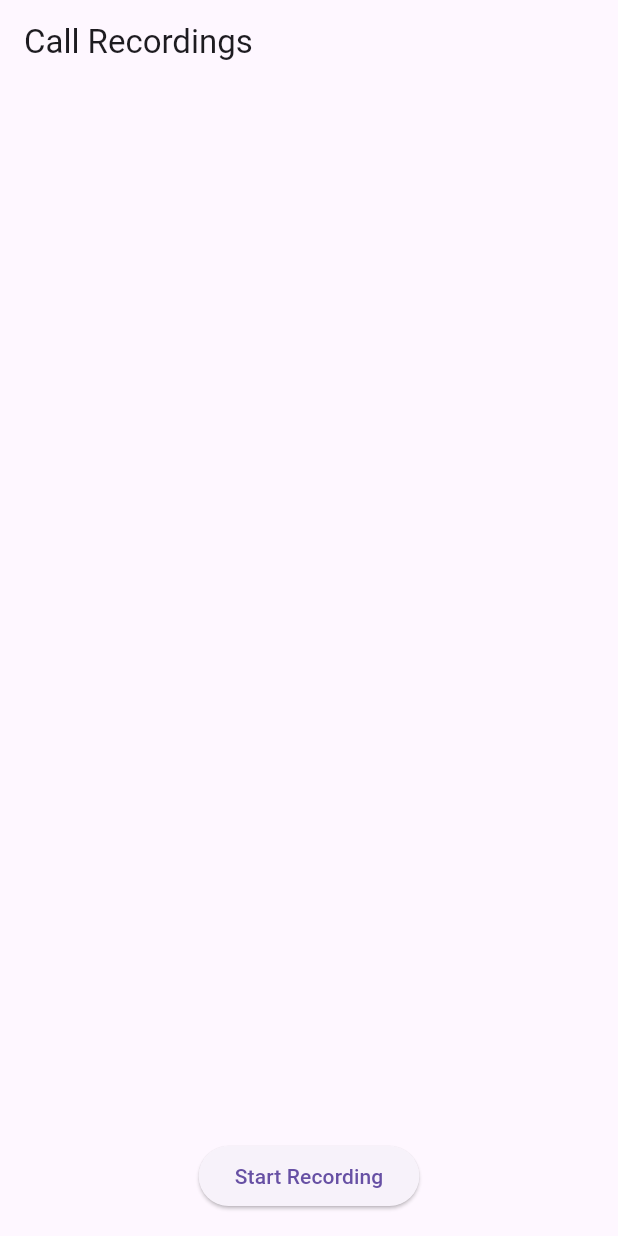
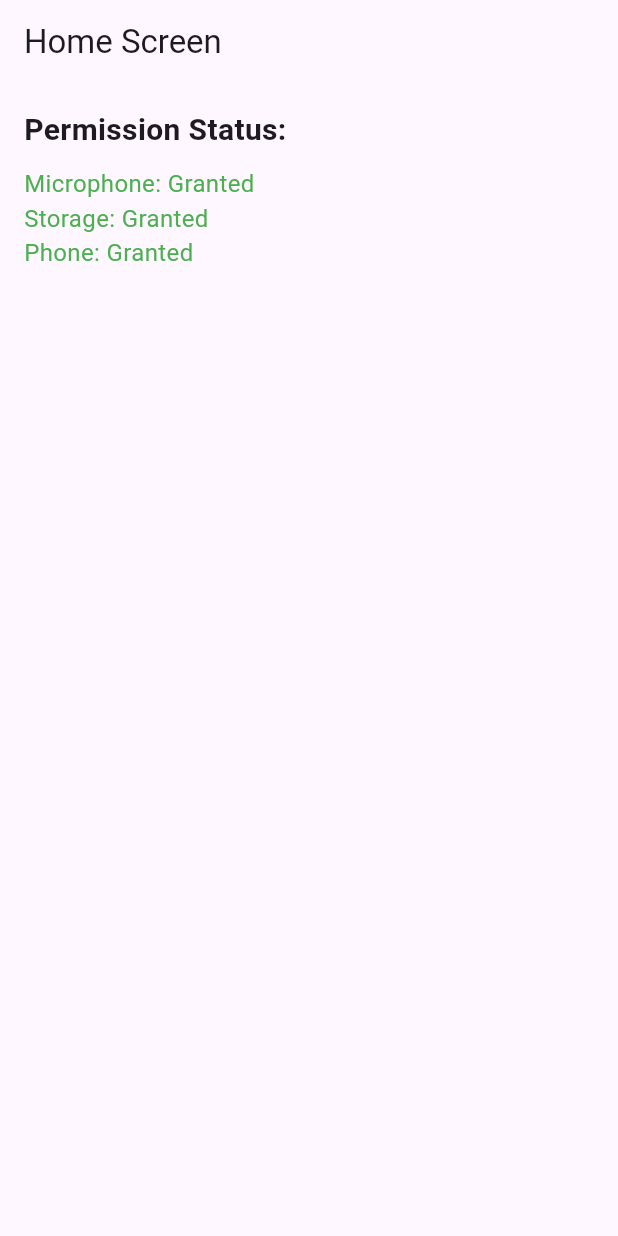
Before and after one commit to emeraldcodelines-ui/callspy, a Flutter app: the screen it shows after launch, on a phone screen of 412 x 824 dp. Run offline on Flutter 3.47's test engine with Material 3 defaults, Android fonts, the phone set to English and light mode, and no system bars; our stand-ins replace permission_handler.

Commit message:
Add permission_handler import and request microphone, storage, and phone permissions with UI status in home_screen.dart

```diff
--- a/lib/features/call_recording/presentation/screens/home_screen.dart
+++ b/lib/features/call_recording/presentation/screens/home_screen.dart
@@ -1,4 +1,5 @@
 import 'package:flutter/material.dart';
+import 'package:permission_handler/permission_handler.dart';
 
 class HomeScreen extends StatefulWidget {
   @override
@@ -6,19 +7,23 @@ class HomeScreen extends StatefulWidget {
 }
 
 class _HomeScreenState extends State<HomeScreen> {
-  bool _isRecording = false;
-  List<String> _recordings = [];
+  Map<Permission, PermissionStatus> _permissionsStatus = {};
 
-  void _toggleRecording() {
+  @override
+  void initState() {
+    super.initState();
+    _requestPermissions();
+  }
+
+  Future<void> _requestPermissions() async {
+    final statuses = await [
+      Permission.microphone,
+      Permission.storage,
+      Permission.phone,
+    ].request();
+
     setState(() {
-      _isRecording = !_isRecording;
-      if (_isRecording) {
-        // Placeholder: Start recording logic
-        _recordings.add('Recording started at ${DateTime.now()}');
-      } else {
-        // Placeholder: Stop recording logic
-        _recordings.add('Recording stopped at ${DateTime.now()}');
-      }
+      _permissionsStatus = statuses;
     });
   }
 
@@ -26,29 +31,53 @@ class _HomeScreenState extends State<HomeScreen> {
   Widget build(BuildContext context) {
     return Scaffold(
       appBar: AppBar(
-        title: Text('Call Recordings'),
+        title: Text('Home Screen'),
       ),
-      body: Column(
-        children: [
-          Expanded(
-            child: ListView.builder(
-              itemCount: _recordings.length,
-              itemBuilder: (context, index) {
-                return ListTile(
-                  title: Text(_recordings[index]),
-                );
-              },
+      body: Padding(
+        padding: const EdgeInsets.all(16.0),
+        child: Column(
+          crossAxisAlignment: CrossAxisAlignment.start,
+          children: [
+            Text(
+              'Permission Status:',
+              style: TextStyle(fontSize: 20, fontWeight: FontWeight.bold),
             ),
-          ),
-          Padding(
-            padding: const EdgeInsets.all(16.0),
-            child: ElevatedButton(
-              onPressed: _toggleRecording,
-              child: Text(_isRecording ? 'Stop Recording' : 'Start Recording'),
-            ),
-          ),
-        ],
+            SizedBox(height: 10),
+            ..._permissionsStatus.entries.map((entry) {
+              final permissionName = _permissionName(entry.key);
+              final status = entry.value;
+              return Text(
+                '$permissionName: ${status.isGranted ? 'Granted' : 'Denied'}',
+                style: TextStyle(
+                  color: status.isGranted ? Colors.green : Colors.red,
+                  fontSize: 16,
+                ),
+              );
+            }).toList(),
+            if (_permissionsStatus.values.any((status) => !status.isGranted))
+              Padding(
+                padding: const EdgeInsets.only(top: 20),
+                child: Text(
+                  'Some permissions are denied. Please enable them in settings.',
+                  style: TextStyle(color: Colors.red, fontSize: 16),
+                ),
+              ),
+          ],
+        ),
       ),
     );
   }
+
+  String _permissionName(Permission permission) {
+    switch (permission) {
+      case Permission.microphone:
+        return 'Microphone';
+      case Permission.storage:
+        return 'Storage';
+      case Permission.phone:
+        return 'Phone';
+      default:
+        return permission.toString();
+    }
+  }
 }
```
